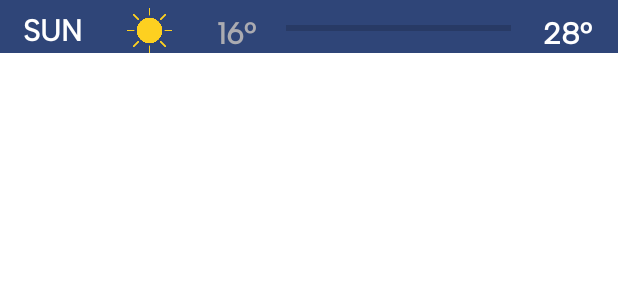
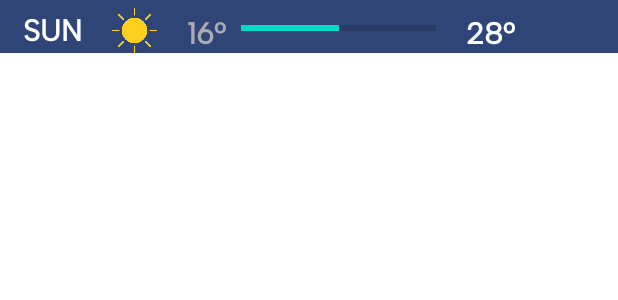
Before and after one commit to Epoochs/wezCasting, an Android app: the layout five_days_row.xml on its own in the app's theme, with its tools: preview values and no code run, on a phone screen of 412 x 824 dp. Shown: the top 300 px of the screen. Run offline under Robolectric (Android 15) with nearby library versions, the phone set to English and light mode, and no system bars; Roboto replaces fonts that are not available here.

```diff
--- a/app/src/main/res/layout/five_days_row.xml
+++ b/app/src/main/res/layout/five_days_row.xml
@@ -24,7 +24,7 @@
         android:id="@+id/tvMinTemp"
         android:layout_width="wrap_content"
         android:layout_height="wrap_content"
-        android:layout_marginStart="30dp"
+        android:layout_marginStart="20dp"
         android:layout_marginTop="10dp"
         android:fontFamily="@font/albert_sans"
         android:text="16°"
@@ -40,33 +40,33 @@
         android:layout_height="wrap_content"
         android:layout_marginStart="20dp"
         android:layout_marginTop="10dp"
-        android:layout_marginEnd="16dp"
         android:fontFamily="@font/albert_sans"
         android:text="28°"
         android:textColor="@color/white"
         android:textSize="20sp"
         android:textStyle="bold"
-        app:layout_constraintEnd_toEndOf="parent"
-        app:layout_constraintStart_toEndOf="@+id/progressBar"
+        app:layout_constraintStart_toEndOf="@+id/pbCurrentTemp"
         app:layout_constraintTop_toTopOf="parent" />
 
     <ImageView
         android:id="@+id/imageView3"
         android:layout_width="30dp"
         android:layout_height="30dp"
-        android:layout_marginStart="30dp"
+        android:layout_marginStart="20dp"
         android:layout_marginTop="5dp"
         app:layout_constraintStart_toEndOf="@+id/tvDay"
         app:layout_constraintTop_toTopOf="parent"
         app:srcCompat="@drawable/sun" />
 
     <ProgressBar
-        android:id="@+id/progressBar"
+        android:id="@+id/pbCurrentTemp"
         style="?android:attr/progressBarStyleHorizontal"
-        android:layout_width="150dp"
+        android:layout_width="130dp"
         android:layout_height="17dp"
-        android:layout_marginStart="20dp"
+        android:layout_marginStart="10dp"
         android:layout_marginTop="10dp"
+        android:indeterminateBehavior="repeat"
+        android:progress="50"
         app:layout_constraintStart_toEndOf="@+id/tvMinTemp"
         app:layout_constraintTop_toTopOf="parent" />
 </androidx.constraintlayout.widget.ConstraintLayout>
--- a/app/src/main/res/layout/fragment_home.xml
+++ b/app/src/main/res/layout/fragment_home.xml
@@ -213,7 +213,7 @@
                 android:layout_marginStart="5dp"
                 android:layout_marginTop="16dp"
                 android:fontFamily="@font/albert_sans"
-                android:text="5-Day FORECAST"
+                android:text="5-DAY FORECAST"
                 android:textColor="@color/white"
                 android:textSize="16sp"
                 android:textStyle="bold"
```
Also changed, not shown: app/src/main/java/com/example/wezcasting/View/Home/Adapter/MyFiveDaysDetailsAdapter.kt (+27 -8 lines), app/src/main/java/com/example/wezcasting/View/Home/HomeFragment.kt (+22 -1 lines).
